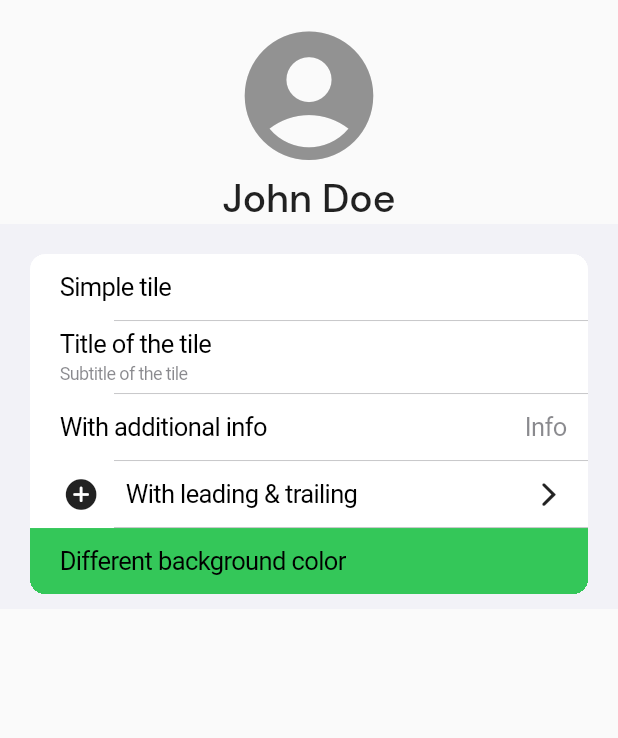
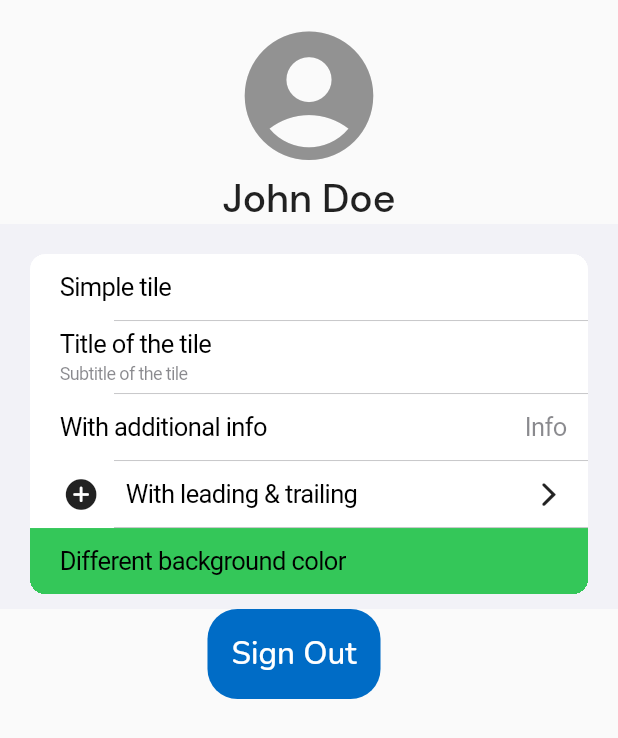
Before and after one commit to UBC-CIC/balance-test-app, a Flutter app: the AccountPage widget shown alone on an empty page, opened directly, on a phone screen of 412 x 824 dp. Shown: the top 738 px of the screen. Run offline on Flutter 3.47's test engine with Material 2 defaults, Android fonts, the phone set to English and light mode, and no system bars; our stand-ins replace circular_countdown_timer, dropdown_button2, flutter_spinkit, google_fonts; missing offline and left inert: amplify_auth_cognito, amplify_authenticator, amplify_flutter, flutter_ringtone_player, gaimon, motion_sensors.

```diff
--- a/lib/account_page.dart
+++ b/lib/account_page.dart
@@ -1,3 +1,4 @@
+import 'package:amplify_flutter/amplify_flutter.dart';
 import 'package:balance_test/recording_page.dart';
 import 'package:flutter/cupertino.dart';
 import 'package:flutter/material.dart';
@@ -19,6 +20,27 @@ class _AccountPageState extends State<AccountPage> {
 
   //Controller for fading scroll view
   final controller = ScrollController();
+  AmplifyException? _error;
+  String authState = 'User not signed in';
+  String displayState = '';
+
+  //FUNCTIONS
+  void showResult(_authState) async {
+    setState(() {
+      _error = null;
+      authState = _authState;
+    });
+    print(authState);
+  }
+
+  void changeDisplay(_displayState) async {
+    setState(() {
+      _error = null;
+      displayState = _displayState;
+    });
+    print(displayState);
+  }
+
 
   //UI
 
@@ -97,6 +119,55 @@ class _AccountPageState extends State<AccountPage> {
               ),
             ),
           ),
+                  Padding(
+                    padding: const EdgeInsets.fromLTRB(0, 0, 20, 0),
+                    child: FittedBox(
+                      fit: BoxFit.scaleDown,
+                      child: SizedBox(
+                        height: 60,
+                        width: 0.28 * width,
+                        child: ElevatedButton(
+                          onPressed: () async {
+                            try {
+                              await Amplify.Auth.signOut();
+                              showResult('Signed Out');
+                              changeDisplay('SHOW_SIGN_IN');
+                            } on AmplifyException catch (e) {
+                              setState(() {
+                                _error = e;
+                              });
+                              print(e);
+                            }
+                          },
+                          style: ElevatedButton.styleFrom(
+                              elevation: 0,
+                              backgroundColor: const Color(0xff006CC6),
+                              shape: RoundedRectangleBorder(
+                                borderRadius: BorderRadius.circular(20),
+                                //border radius equal to or more than 50% of width
+                              )),
+                          child: FittedBox(
+                            fit: BoxFit.scaleDown,
+                            child: Row(
+                              children: [
+                                Text(
+                                  'Sign Out',
+                                  style: GoogleFonts.nunito(
+                                    textStyle: const TextStyle(
+                                      color: Colors.white,
+                                      fontFamily: 'DMSans-Medium',
+                                      fontSize: 25,
+                                      fontWeight: FontWeight.w500,
+                                    ),
+                                  ),
+                                ),
+                              ],
+                            ),
+                          ),
+                        ),
+                      ),
+                    ),
+                  ),
 
                 ])),
       ),
--- a/pubspec.yaml
+++ b/pubspec.yaml
@@ -38,9 +38,12 @@ dependencies:
   google_fonts: ^4.0.3
   gaimon: ^1.1.1+1
   dropdown_button2: ^1.9.2
-  intl: ^0.18.0   # To format/parse date time
+  intl: ^0.17.0   # To format/parse date time
   circular_countdown_timer: ^0.2.3
   flutter_ringtone_player: ^3.2.0
+  amplify_flutter: ^0.6.0
+  amplify_auth_cognito: ^0.6.0
+  amplify_authenticator: ^0.2.0
 
 
   # The following adds the Cupertino Icons font to your application.
```
Also changed, not shown: amplify/cli.json (added, +63 -0 lines), amplify/team-provider-info.json (added, +25 -0 lines), lib/main.dart (+26 -3 lines), amplify/.config/project-config.json (added), pubspec.lock, 9 other files.
